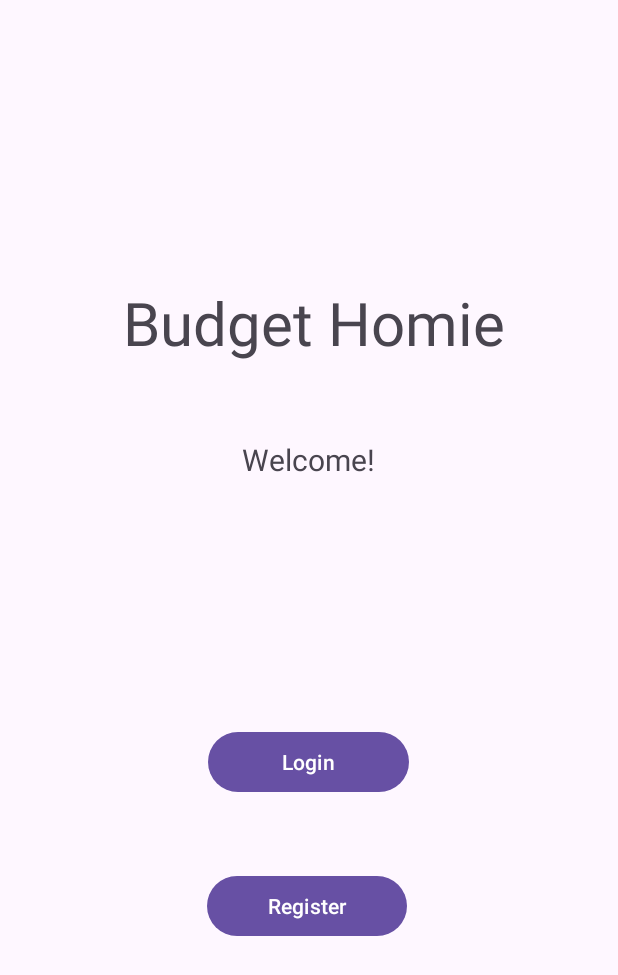
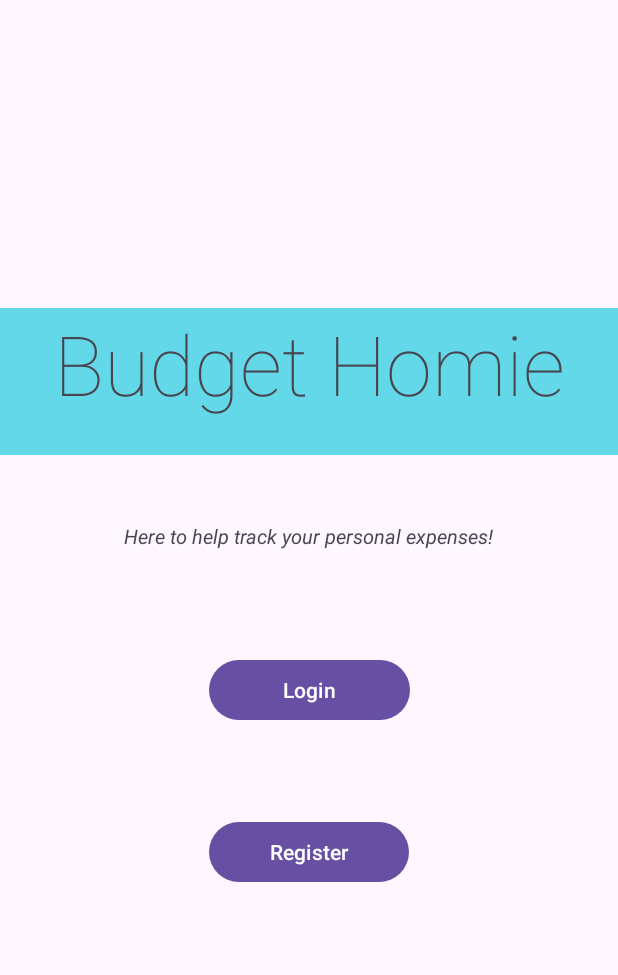
Before and after one commit to Fatemahzahra-Moorji/expense_tracker, an Android app: the screen it shows after launch (StartPage), on a phone screen of 412 x 824 dp. Shown: the top 975 px of the screen. Run offline under Robolectric (Android 15) with nearby library versions, the phone set to English and light mode, and no system bars.

Commit message:
Adding GUI colors

```diff
--- a/app/src/main/res/layout/activity_start_page.xml
+++ b/app/src/main/res/layout/activity_start_page.xml
@@ -9,48 +9,59 @@
 
     <TextView
         android:id="@+id/title"
-        android:layout_width="265dp"
-        android:layout_height="54dp"
+
+        android:layout_width="412dp"
+        android:layout_height="98dp"
+        android:background="#160101"
+        android:backgroundTint="#62D8E9"
+        android:fontFamily="sans-serif-thin"
         android:text="@string/title"
-        android:textSize="40sp"
+        android:textAlignment="center"
+        android:textSize="55sp"
         app:layout_constraintBottom_toTopOf="@+id/welcome"
         app:layout_constraintEnd_toEndOf="parent"
-        app:layout_constraintHorizontal_bias="0.561"
+        app:layout_constraintHorizontal_bias="0.666"
         app:layout_constraintStart_toStartOf="parent"
         app:layout_constraintTop_toTopOf="parent"
-        app:layout_constraintVertical_bias="0.787" />
+        app:layout_constraintVertical_bias="0.821" />
 
     <Button
         android:id="@+id/loginButton"
         android:layout_width="134dp"
         android:layout_height="48dp"
-        android:layout_marginBottom="48dp"
+        android:layout_marginBottom="60dp"
         android:text="@string/login"
         app:layout_constraintBottom_toTopOf="@+id/registerButton"
         app:layout_constraintEnd_toEndOf="parent"
-        app:layout_constraintHorizontal_bias="0.498"
+        app:layout_constraintHorizontal_bias="0.501"
         app:layout_constraintStart_toStartOf="parent" />
 
     <Button
         android:id="@+id/registerButton"
         android:layout_width="133dp"
         android:layout_height="48dp"
-        android:layout_marginBottom="196dp"
+        android:layout_marginBottom="232dp"
         android:text="@string/register"
         app:layout_constraintBottom_toBottomOf="parent"
         app:layout_constraintEnd_toEndOf="parent"
-        app:layout_constraintHorizontal_bias="0.496"
         app:layout_constraintStart_toStartOf="parent" />
 
     <TextView
         android:id="@+id/welcome"
-        android:layout_width="wrap_content"
-        android:layout_height="wrap_content"
-        android:layout_marginBottom="164dp"
-        android:text="@string/welcome"
-        android:textSize="20sp"
+        android:layout_width="406dp"
+        android:layout_height="24dp"
+        android:layout_marginBottom="64dp"
+        android:backgroundTint="@color/blue"
+        android:fadingEdge="vertical"
+        android:fontFamily="sans-serif"
+        android:text="Here to help track your personal expenses!"
+        android:textAlignment="center"
+        android:textSize="13sp"
+        android:textStyle="italic"
         app:layout_constraintBottom_toTopOf="@+id/loginButton"
         app:layout_constraintEnd_toEndOf="parent"
-        app:layout_constraintHorizontal_bias="0.498"
+        app:layout_constraintHorizontal_bias="0.4"
         app:layout_constraintStart_toStartOf="parent" />
+
+
 </androidx.constraintlayout.widget.ConstraintLayout>
--- a/app/src/main/res/values/strings.xml
+++ b/app/src/main/res/values/strings.xml
@@ -20,6 +20,7 @@
     <string name="login">Login</string>
     <string name="register_redirection">Don\'t have an account? Register here</string>
     <string name="welcome">Welcome!</string>
+    <color name="blue">#0000FF</color>
 
     <string-array name="categories">
         <item>School</item>
```
Also changed, not shown: app/src/main/res/layout/activity_login_page.xml (+29 -17 lines), app/src/main/res/layout/activity_register_page.xml (+27 -7 lines).
